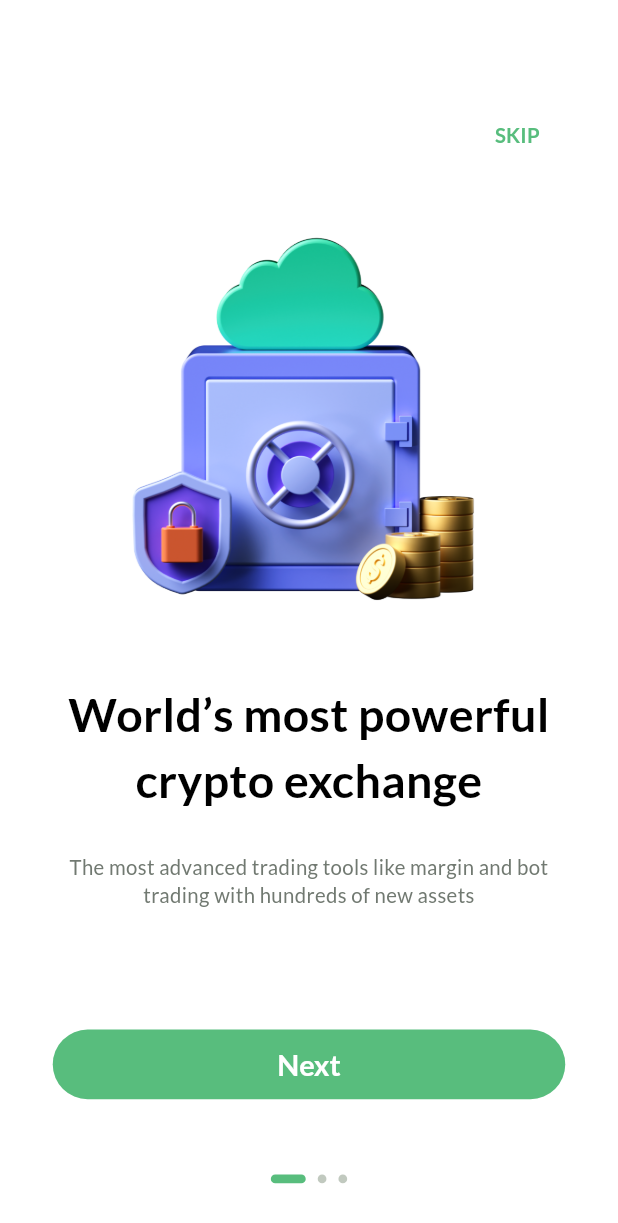
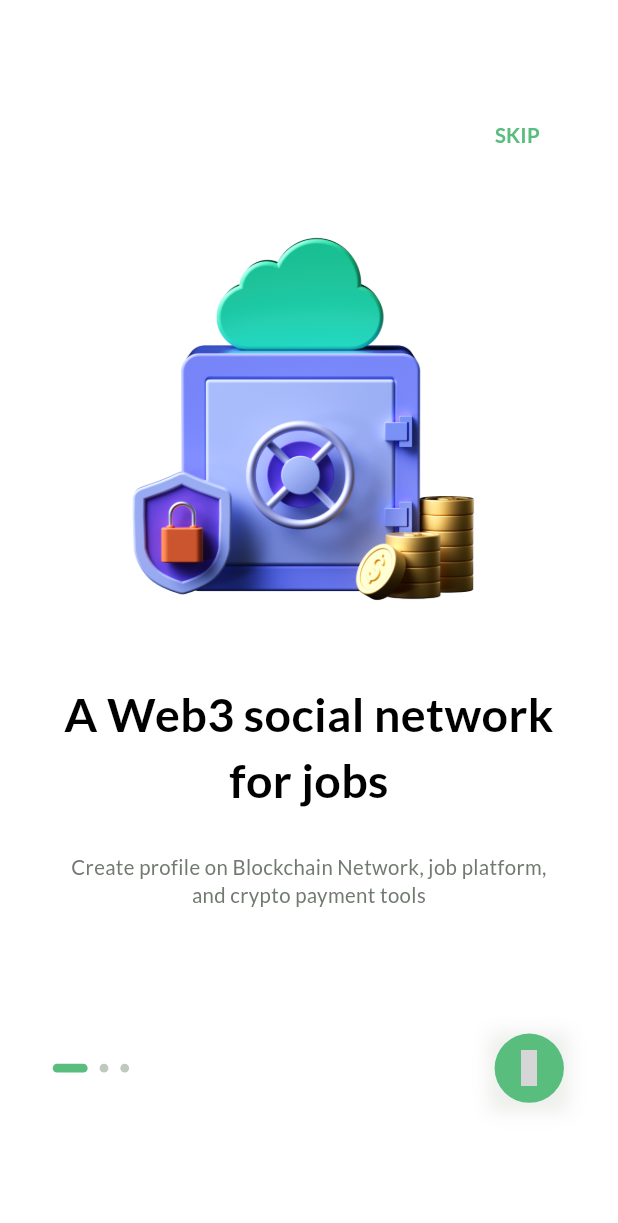
Before and after one commit to lehieusharky/DProfiles-demo, a Flutter app: the OnboardingPage screen opened by its route, on a phone screen of 412 x 824 dp. Shown: the top 1223 px of the screen. Run offline on Flutter 3.47's test engine with Material 3 defaults, Android fonts, the phone set to English and light mode, and no system bars; drawn by our look-alikes of smooth_page_indicator; our stand-ins replace auto_route, bubble_tab_indicator, dartz, dio, equatable, flex_color_scheme and 11 more; missing offline and left inert: ficonsax; accounts and stored records are empty; generated files the repository leaves out were written again; grey boxes are pictures that could not be loaded.

Commit message:
[UI] Update Onboarding screen

```diff
--- a/lib/src/core/ui/my_icon_button.dart
+++ b/lib/src/core/ui/my_icon_button.dart
@@ -16,7 +16,7 @@ class MyIconButton extends IconButton {
     return Container(
       decoration: BoxDecoration(boxShadow: [
         BoxShadow(
-          color: colorScheme(context).outlineVariant.withOpacity(0.4),
+          color: colorScheme(context).outlineVariant.withOpacity(0.3),
           spreadRadius: 3,
           blurRadius: 10,
           offset: const Offset(0, 3), // changes position of shadow
--- a/lib/src/features/auth/presentation/sign_in/page/sign_in_page.dart
+++ b/lib/src/features/auth/presentation/sign_in/page/sign_in_page.dart
@@ -47,14 +47,14 @@ class _SignInPageState extends State<SignInPage> {
           Padding(
             padding: context.padding(vertical: 32),
             child: Divider(
-              thickness: 1,
+              thickness: 0.5,
               color: colorScheme(context).outlineVariant,
             ),
           ),
           const SignInForm(),
           const BottomNavigationText(
             content1: "Don’t have an account?  ",
-            content2: 'Login',
+            content2: 'SignUp',
             pageRoute: SignUpRoute(),
           ),
         ],
--- a/lib/src/features/onboarding/data/mock/mock_data_onboarding.dart
+++ b/lib/src/features/onboarding/data/mock/mock_data_onboarding.dart
@@ -1,12 +1,12 @@
 class MockDataOnBoarding {
-  static String title1 = 'World’s most powerful crypto exchange';
-  static String title2 = 'World’s most powerful crypto exchange';
-  static String title3 = 'Buy \$ Sell it instantly';
+  static String title1 = 'A Web3 social network for jobs';
+  static String title2 = 'AI Tools to help you land your next job';
+  static String title3 = 'Job listing system & New Feeds';
 
   static String description1 =
-      "The most advanced trading tools like margin and bot trading with hundreds of new assets";
+      "Create profile on Blockchain Network, job platform, and crypto payment tools";
   static String description2 =
-      'The most advanced trading tools like margin and bot trading with hundreds of new assets';
+      'A lot of AI tools will help speed up the job application process and improve your chances of success.';
   static String description3 =
-      'Purchase crypto and cash out with your credit card or bank account';
+      'Users can find jobs and read helpful articles from KOLs or people that they followed.';
 }
--- a/lib/src/features/onboarding/presentation/page/onboarding_page.dart
+++ b/lib/src/features/onboarding/presentation/page/onboarding_page.dart
@@ -6,6 +6,8 @@ import 'package:demo_dprofiles/src/features/onboarding/presentation/widgets/body
 import 'package:demo_dprofiles/src/features/onboarding/presentation/widgets/onboarding_page_indicator.dart';
 import 'package:demo_dprofiles/src/features/onboarding/presentation/widgets/skip_button.dart';
 import 'package:demo_dprofiles/src/routes/app_route.gr.dart';
+import 'package:demo_dprofiles/src/utils/presentation/widgets/buttons/flat_button.dart';
+import 'package:ficonsax/ficonsax.dart';
 
 import 'package:flutter/material.dart';
 
@@ -45,15 +47,21 @@ class _OnboardingPageState extends State<OnboardingPage> {
             onPageChanged: (page) => _onPageChanged(page),
             controller: _pageController,
           )),
-          MyButton(
-            width: context.width,
-            onPressed: () => _onButtonPressed(),
-            title: _titleButton(),
+          Padding(
+            padding: context.padding(bottom: 80),
+            child: Row(
+              crossAxisAlignment: CrossAxisAlignment.center,
+              mainAxisAlignment: MainAxisAlignment.spaceBetween,
+              children: [
+                OnboardingPageIndicator(
+                  controller: _pageController,
+                  countOfSubPage: countOfSubPage,
+                ),
+                AppFlatButton(context).iconButton(IconsaxOutline.arrow_right_3,
+                    iconSize: 25, onPressed: _onButtonPressed),
+              ],
+            ),
           ),
-          OnboardingPageIndicator(
-            controller: _pageController,
-            countOfSubPage: countOfSubPage,
-          )
         ],
       ),
     );
--- a/lib/src/features/onboarding/presentation/widgets/body_onboarding_page.dart
+++ b/lib/src/features/onboarding/presentation/widgets/body_onboarding_page.dart
@@ -25,12 +25,12 @@ class BodyOnboardingPage extends StatelessWidget {
           MockDataOnBoarding.description1,
         ),
         Tuple3(
-          Assets.images.onboarding.bgr2.path,
+          Assets.images.onboarding.bgr3.path,
           MockDataOnBoarding.title2,
           MockDataOnBoarding.description2,
         ),
         Tuple3(
-          Assets.images.onboarding.bgr3.path,
+          Assets.images.onboarding.bgr2.path,
           MockDataOnBoarding.title3,
           MockDataOnBoarding.description3,
         ),
--- a/lib/src/features/onboarding/presentation/widgets/onboarding_page_indicator.dart
+++ b/lib/src/features/onboarding/presentation/widgets/onboarding_page_indicator.dart
@@ -19,9 +19,7 @@ class OnboardingPageIndicator extends StatelessWidget {
 
   @override
   Widget build(BuildContext context) {
-    return Padding(
-      padding: context.padding(bottom: bottom ?? 32, top: top ?? 45),
-      child: SmoothPageIndicator(
+    return SmoothPageIndicator(
       controller: controller,
       count: countOfSubPage,
       effect: ExpandingDotsEffect(
@@ -31,7 +29,6 @@ class OnboardingPageIndicator extends StatelessWidget {
         dotHeight: context.sizeHeight(6),
         dotColor: colorScheme(context).outlineVariant,
       ),
-      ),
     );
   }
 }
--- a/lib/src/routes/app_route.dart
+++ b/lib/src/routes/app_route.dart
@@ -6,10 +6,15 @@ class AppRouter extends $AppRouter {
   @override
   List<AutoRoute> get routes => [
         AutoRoute(path: '/onboarding', page: OnboardingRoute.page),
-        AutoRoute(path: '/dashboard', initial: true, page: DashboardRoute.page),
-        AutoRoute(path: '/connect_wallet', page: ConnectWalletRoute.page),
+        AutoRoute(path: '/dashboard', page: DashboardRoute.page),
+        AutoRoute(
+            path: '/connect_wallet',
+            initial: true,
+            page: ConnectWalletRoute.page),
         AutoRoute(path: '/sign_in', page: SignInRoute.page),
         AutoRoute(path: '/sign_up', page: SignUpRoute.page),
+        AutoRoute(path: '/verify_email', page: VerifyEmailRoute.page),
+        AutoRoute(path: '/create_an_account', page: CreateAnAccountRoute.page),
         AutoRoute(path: '/sign_up_success', page: SignUpSuccessRoute.page),
         AutoRoute(path: '/edit_profile', page: EditProfileRoute.page),
         AutoRoute(path: '/open_to_work', page: OpenToWorkRoute.page),
--- a/lib/src/utils/presentation/widgets/buttons/flat_button.dart
+++ b/lib/src/utils/presentation/widgets/buttons/flat_button.dart
@@ -38,11 +38,11 @@ class AppFlatButton implements AbstractFactoryAppButton {
   }) {
     return MyIconButton(
       onPressed: onPressed,
-      backgroundColor: backgroundColor,
+      backgroundColor: backgroundColor ?? colorScheme(context).primary,
       icon: Icon(
         iconData,
-        color: iconColor ?? colorScheme(context).onSurface,
-        size: iconSize ?? context.sizeHeight(25),
+        color: iconColor ?? colorScheme(context).background,
+        size:  context.sizeHeight(iconSize ??25),
       ),
     );
   }
```
Also changed, not shown: lib/src/features/auth/presentation/sign_in/widgets/sign_in_form.dart (+30 -0 lines), lib/src/features/auth/presentation/sign_up/page/create_an_account_page.dart (added, +121 -0 lines), lib/src/features/auth/presentation/sign_up/page/sign_up_page.dart (+7 -53 lines), lib/src/features/auth/presentation/sign_up/page/verify_email_page.dart (added, +12 -0 lines), lib/src/features/auth/presentation/sign_up/widgets/sign_up_form.dart (+3 -42 lines), lib/src/features/auth/presentation/widgets/auth_field.dart (+7 -4 lines), lib/src/routes/app_route.gr.dart. Lines whose indentation alone changed are shown as unchanged.
